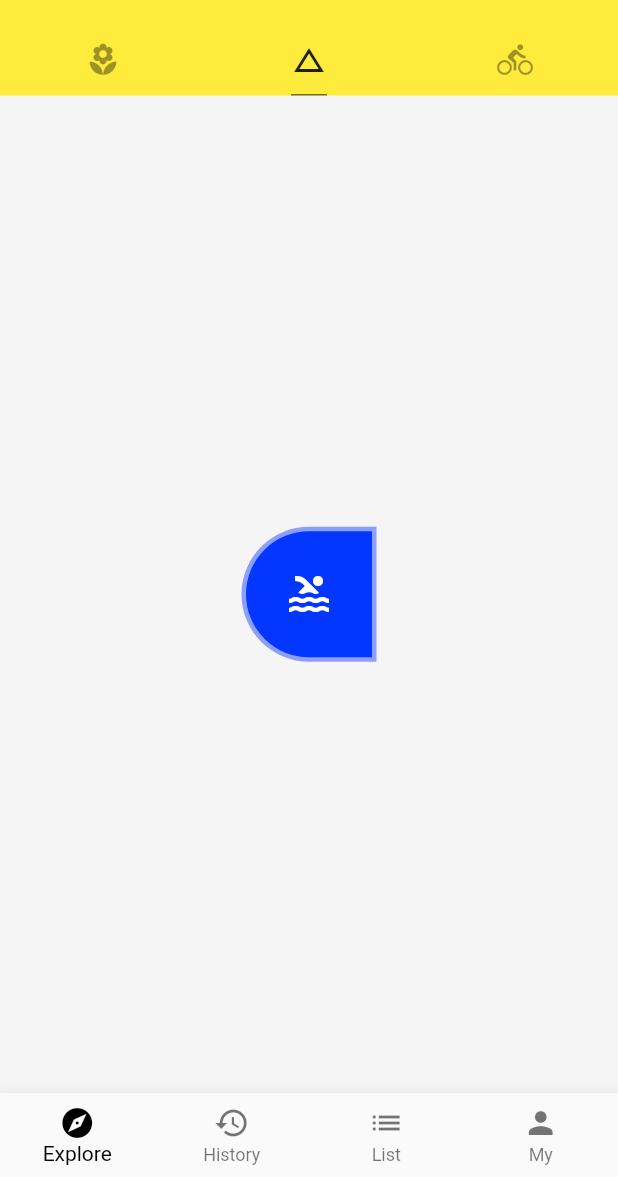
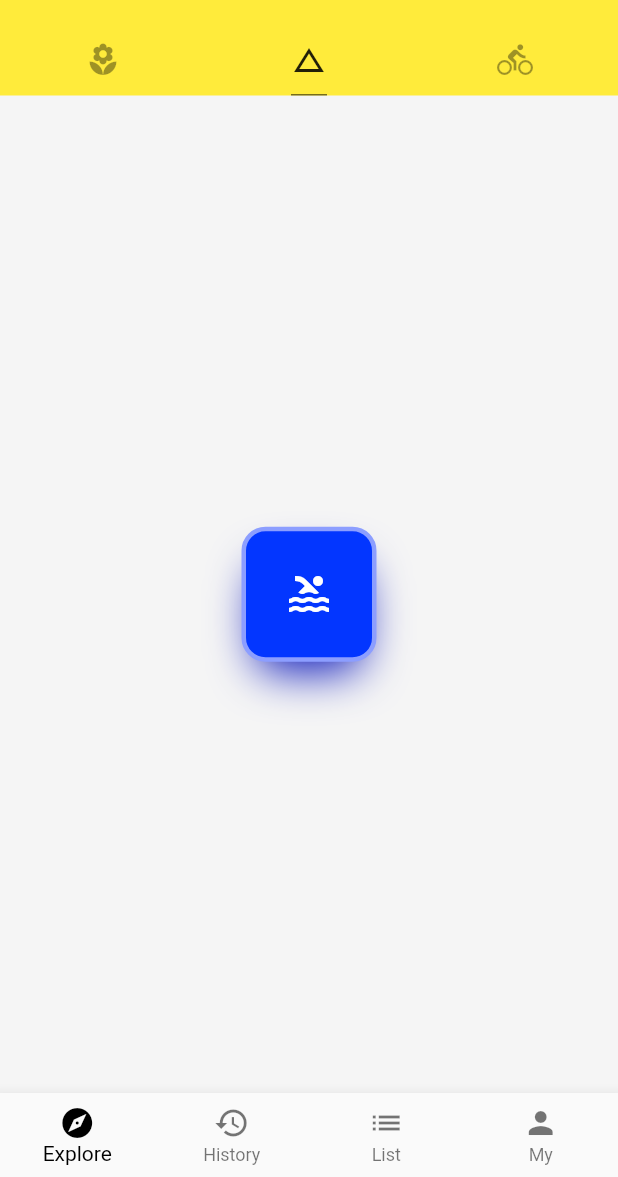
Before and after one commit to Bleach6785/flutter_demo, a Flutter app: the screen it shows after launch, tab 2 chosen, on a phone screen of 412 x 824 dp, the part 59-1236 px from its top. Run offline on Flutter 3.47's test engine with Material 2 defaults, Android fonts, the phone set to English and light mode, and no system bars; network calls fail.

Commit message:
BoxDecoration:陰影(borderShadow)

```diff
--- a/lib/demo/basic_demo.dart
+++ b/lib/demo/basic_demo.dart
@@ -25,11 +25,19 @@ class BasicDemo extends StatelessWidget {
                 width: 3.0,
                 style: BorderStyle.solid,
               ),
-              // borderRadius: BorderRadius.circular(16.0),
-              borderRadius: BorderRadius.only(
-                topLeft: Radius.circular(64.0),
-                bottomLeft: Radius.circular(64.0),
-              ),
+              borderRadius: BorderRadius.circular(16.0),
+              // borderRadius: BorderRadius.only(
+              //   topLeft: Radius.circular(64.0),
+              //   bottomLeft: Radius.circular(64.0),
+              // ),
+              boxShadow: [
+                BoxShadow(
+                  offset: Offset(0.0, 16.0),
+                  color: Color.fromRGBO(16, 28, 188, 1.0),
+                  blurRadius: 25.0,
+                  spreadRadius: -9.0,
+                ),
+              ],
             ),
           ),
         ],
```
